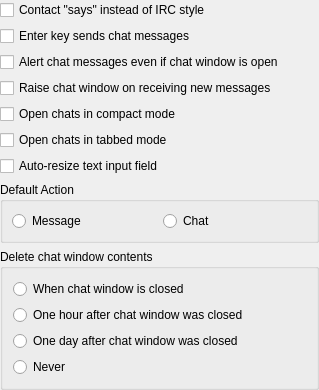
The window that src/options/opt_chat.ui (mblsha/psi) describes before a commit, drawn with Qt 5.
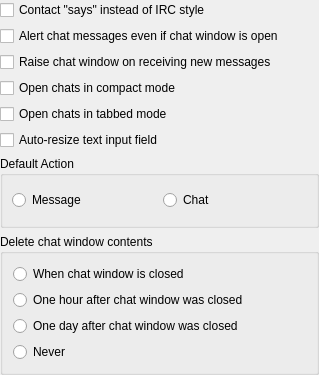
The same window after the commit.

Commit message: Removed 'enter sends message' option from the UI.

What changed in the file:
```diff
--- a/src/options/opt_chat.ui
+++ b/src/options/opt_chat.ui
@@ -29,13 +29,6 @@
      </property>
     </widget>
    </item>
-   <item>
-    <widget class="QCheckBox" name="ck_chatSoftReturn" >
-     <property name="text" >
-      <string>Enter key sends chat messages</string>
-     </property>
-    </widget>
-   </item>
    <item>
     <widget class="QCheckBox" name="ck_alertOpenChats" >
      <property name="text" >
```
The commit also changes 3 other files.
